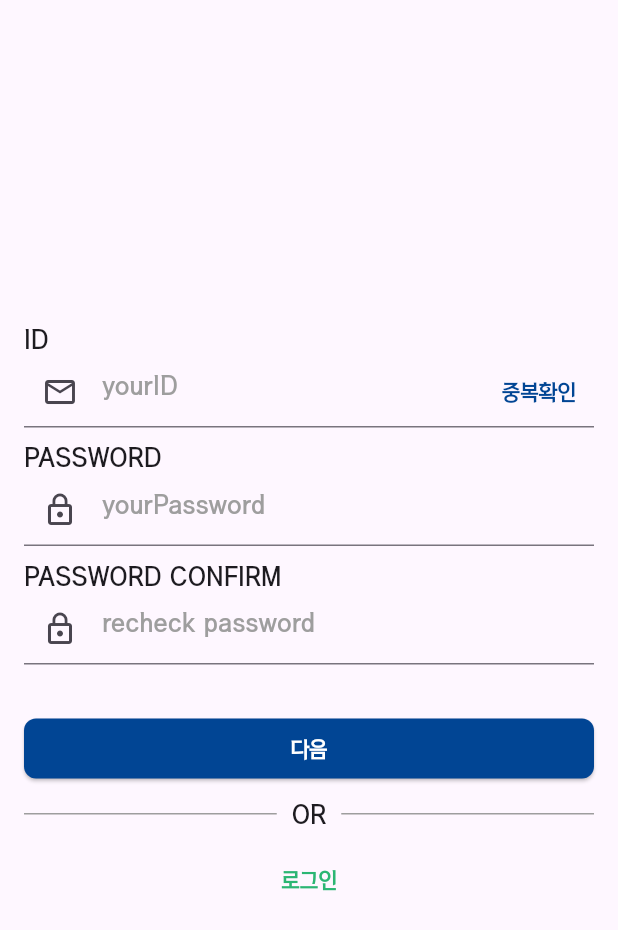
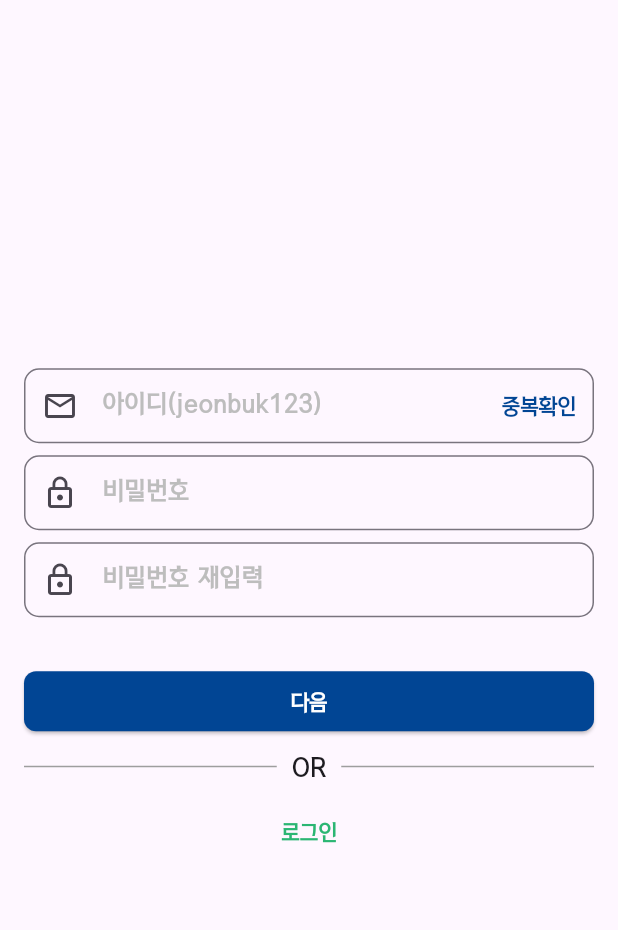
Before and after one commit to tmdgnsle/jeonbuk_front, a Flutter app: the screen it shows after launch, after a tap on "회원가입", on a phone screen of 412 x 824 dp. Shown: the top 930 px of the screen. Run offline on Flutter 3.47's test engine with Material 3 defaults, Android fonts, the light colour scheme and no system bars; our stand-ins replace bloc, dio, equatable, flutter_bloc, geolocator, get; missing offline and left inert: flutter_naver_map, sheet; network calls fail.

Commit message:
UI update

```diff
--- a/lib/components/custom_text_field.dart
+++ b/lib/components/custom_text_field.dart
@@ -1,33 +1,44 @@
 import 'package:flutter/material.dart';
+import 'package:jeonbuk_front/const/color.dart';
 
 class CustomTextField extends StatelessWidget {
   final TextEditingController controller;
   final String hintText;
   final bool obscure;
+  final double height;
   final Icon? prefixIcons;
   final TextButton? textButton;
+  final IconButton? suffixIcons;
 
   const CustomTextField({
     required this.controller,
     required this.hintText,
     required this.obscure,
-  this.prefixIcons,
+    required this.height,
+    this.prefixIcons,
     this.textButton,
+    this.suffixIcons,
     super.key,
   });
 
   @override
   Widget build(BuildContext context) {
-    return TextField(
-      controller: controller,
-      decoration: InputDecoration(
-        hintText: hintText,
-        labelStyle: const TextStyle(color: Colors.grey),
-        hintStyle: const TextStyle(color: Colors.grey),
-        prefixIcon: prefixIcons,
-        suffixIcon: textButton,
+    return Container(
+      height: height,
+      child: TextField(
+        controller: controller,
+        decoration: InputDecoration(
+            hintText: hintText,
+            labelStyle: TextStyle(color: LIGHTGREY_COLOR),
+            hintStyle: TextStyle(color: LIGHTGREY_COLOR),
+            prefixIcon: prefixIcons,
+            suffixIcon: textButton ?? suffixIcons,
+            border: OutlineInputBorder(
+              borderRadius: BorderRadius.all(Radius.circular(10.0)),
+              borderSide: BorderSide(color: LIGHTGREY_COLOR, width: 2.0),
+            )),
+        obscureText: obscure,
       ),
-      obscureText: obscure,
     );
   }
 }
--- a/lib/const/color.dart
+++ b/lib/const/color.dart
@@ -6,4 +6,6 @@ const GREEN_COLOR = Color(0xFF2BB673);
 
 const GREY_COLOR = Color(0xFF696969);
 
+const LIGHTGREY_COLOR = Color(0xFFBDBDBD);
+
 const SKY_COLOR = Color(0xFFC7EBF9);
--- a/lib/screen/login_screen.dart
+++ b/lib/screen/login_screen.dart
@@ -23,23 +23,28 @@ class _LoginScreenState extends State<LoginScreen> {
   @override
   Widget build(BuildContext context) {
     return Scaffold(
-      body: Padding(
+      body: SingleChildScrollView(
+        child: Padding(
           padding: const EdgeInsets.all(16),
           child: Column(
             mainAxisAlignment: MainAxisAlignment.center,
             crossAxisAlignment: CrossAxisAlignment.stretch,
             children: [
+              Image.asset('assets/images/jeonbuk_logo.png'),
               CustomTextField(
                 controller: _idController,
-                hintText: 'yourID',
+                hintText: '아이디(jeonbuk1234)',
                 obscure: false,
-                prefixIcons: const Icon(Icons.email_outlined)),
+                prefixIcons: const Icon(Icons.email_outlined),
+                height: 50.0,
+              ),
               const SizedBox(height: 8),
               CustomTextField(
                 controller: _passwordController,
-              hintText: 'yourPassword',
+                hintText: '비밀번호',
                 obscure: true,
                 prefixIcons: const Icon(Icons.lock_outline),
+                height: 50.0,
               ),
               const SizedBox(height: 32),
               ElevatedButton(
@@ -53,7 +58,8 @@ class _LoginScreenState extends State<LoginScreen> {
                     print('Id: ${bloc.state.idJwt.id}');
                     Navigator.push(
                       context,
-                    MaterialPageRoute(builder: (context) => const HomeScreen()),
+                      MaterialPageRoute(
+                          builder: (context) => const HomeScreen()),
                     );
                   } else {
                     showDialog(
@@ -110,6 +116,9 @@ class _LoginScreenState extends State<LoginScreen> {
               const SizedBox(
                 height: 8,
               ),
+              Row(
+                mainAxisAlignment: MainAxisAlignment.center,
+                children: [
                   TextButton(
                     onPressed: () {
                       Navigator.push(
@@ -124,7 +133,19 @@ class _LoginScreenState extends State<LoginScreen> {
                       ),
                     ),
                   ),
+                  TextButton(
+                    onPressed: () {},
+                    child: const Text(
+                      '비밀번호 찾기',
+                      style: TextStyle(
+                        color: GREEN_COLOR,
+                      ),
+                    ),
+                  ),
                 ],
+              ),
+            ],
+          ),
         ),
       ),
     );
--- a/lib/screen/register_screen.dart
+++ b/lib/screen/register_screen.dart
@@ -31,13 +31,9 @@ class _RegisterScreenState extends State<RegisterScreen> {
           mainAxisAlignment: MainAxisAlignment.center,
           crossAxisAlignment: CrossAxisAlignment.stretch,
           children: [
-            Text(
-              'ID',
-              style: TextStyle(fontSize: 16.0, fontWeight: FontWeight.w500),
-            ),
             CustomTextField(
               controller: _idController,
-              hintText: 'yourID',
+              hintText: '아이디(jeonbuk123)',
               obscure: false,
               prefixIcons: const Icon(Icons.email_outlined),
               textButton: TextButton(
@@ -87,29 +83,26 @@ class _RegisterScreenState extends State<RegisterScreen> {
                   style: TextStyle(color: BLUE_COLOR),
                 ),
               ),
+              height: 50.0,
             ),
             const SizedBox(height: 8),
-            Text(
-              'PASSWORD',
-              style: TextStyle(fontSize: 16.0, fontWeight: FontWeight.w500),
-            ),
+
             //TODO 사용자 비밀번호 최소 6자 이상
             CustomTextField(
               controller: _passwordController,
-              hintText: 'yourPassword',
+              hintText: '비밀번호',
               obscure: true,
               prefixIcons: const Icon(Icons.lock_outline),
+              height: 50.0,
             ),
             const SizedBox(height: 8),
-            Text(
-              'PASSWORD CONFIRM',
-              style: TextStyle(fontSize: 16.0, fontWeight: FontWeight.w500),
-            ),
+
             CustomTextField(
               controller: _passwordconfirmController,
-              hintText: 'recheck password',
+              hintText: '비밀번호 재입력',
               obscure: true,
               prefixIcons: const Icon(Icons.lock_outline),
+              height: 50.0,
             ),
             const SizedBox(height: 32),
             ElevatedButton(
@@ -124,7 +117,12 @@ class _RegisterScreenState extends State<RegisterScreen> {
                     if (check == true) {
                       final memberId = await OpenApis().register(
                           _idController.text, _passwordController.text);
-                      Navigator.push(context, MaterialPageRoute(builder: (context) => RegisterInfoScreen(id: memberId,)));
+                      Navigator.push(
+                          context,
+                          MaterialPageRoute(
+                              builder: (context) => RegisterInfoScreen(
+                                    id: memberId,
+                                  )));
                     } else {
                       showDialog(
                         context: context,
@@ -223,7 +221,10 @@ class _RegisterScreenState extends State<RegisterScreen> {
             ),
             TextButton(
               onPressed: () {
-                Navigator.push(context, MaterialPageRoute(builder: (context) => const LoginScreen()));
+                Navigator.push(
+                    context,
+                    MaterialPageRoute(
+                        builder: (context) => const LoginScreen()));
               },
               child: const Text(
                 '로그인',
```
Also changed, not shown: lib/components/discount_store_list.dart (deleted, +0 -19 lines), lib/components/discountstore_custom_list_box.dart (added, +57 -0 lines), lib/screen/discount_store_screen.dart (+19 -10 lines), lib/screen/register_info_screen.dart (+19 -10 lines), assets/images/jeonbuk_logo.png (added). Lines whose indentation alone changed are shown as unchanged.
